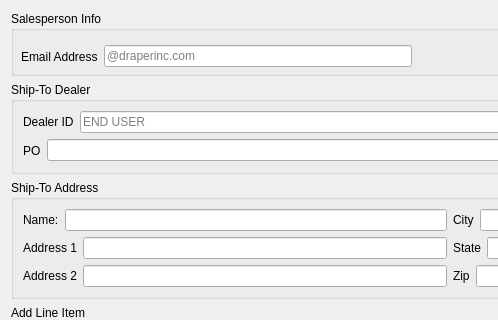
Qt form View/setuptab.ui (topherMcDonald/SPO) before a commit; both pictures show x 0 to 498 and y 0 to 320 of the 900 by 900 pixel window.
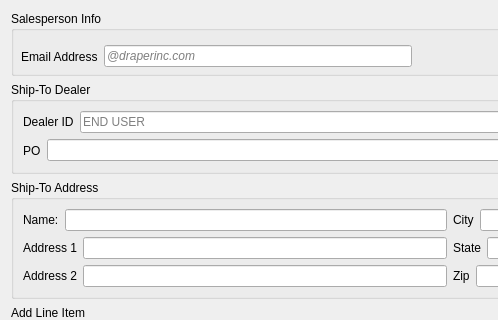
The same form after that commit. Icons and pictures are not drawn.

Commit message: Default Email, UI updates

Patch:
```diff
--- a/View/setuptab.ui
+++ b/View/setuptab.ui
@@ -318,6 +318,14 @@
        </item>
        <item>
         <widget class="QLineEdit" name="leSalespersonEmail">
+         <property name="font">
+          <font>
+           <italic>true</italic>
+          </font>
+         </property>
+         <property name="readOnly">
+          <bool>true</bool>
+         </property>
          <property name="placeholderText">
           <string>@draperinc.com</string>
          </property>
```
The commit also changes 4 other files.
